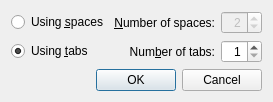
First picture: the form in app/editindentdialog.ui, repository fhackenberger/ktikz, before the edit.
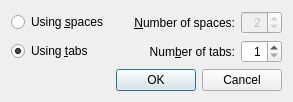
Second picture: the form after the edit.

The edit to the form file:
```diff
--- a/app/editindentdialog.ui
+++ b/app/editindentdialog.ui
@@ -16,6 +16,22 @@
       </widget>
      </item>
      <item row="0" column="1">
+      <spacer>
+       <property name="orientation">
+        <enum>Qt::Horizontal</enum>
+       </property>
+       <property name="sizeType">
+        <enum>QSizePolicy::Fixed</enum>
+       </property>
+       <property name="sizeHint" stdset="0">
+        <size>
+         <width>20</width>
+         <height>20</height>
+        </size>
+       </property>
+      </spacer>
+     </item>
+     <item row="0" column="2">
       <widget class="QLabel" name="label">
        <property name="text">
         <string>&amp;Number of spaces:</string>
@@ -28,7 +44,7 @@
        </property>
       </widget>
      </item>
-     <item row="0" column="2">
+     <item row="0" column="3">
       <widget class="QSpinBox" name="spinBoxSpaces">
        <property name="enabled">
         <bool>false</bool>
@@ -60,7 +76,7 @@
        </property>
       </widget>
      </item>
-     <item row="1" column="1">
+     <item row="1" column="2">
       <widget class="QLabel" name="label_2">
        <property name="text">
         <string>Num&amp;ber of tabs:</string>
@@ -73,7 +89,7 @@
        </property>
       </widget>
      </item>
-     <item row="1" column="2">
+     <item row="1" column="3">
       <widget class="QSpinBox" name="spinBoxTabs">
        <property name="sizePolicy">
         <sizepolicy hsizetype="MinimumExpanding" vsizetype="Fixed">
```
